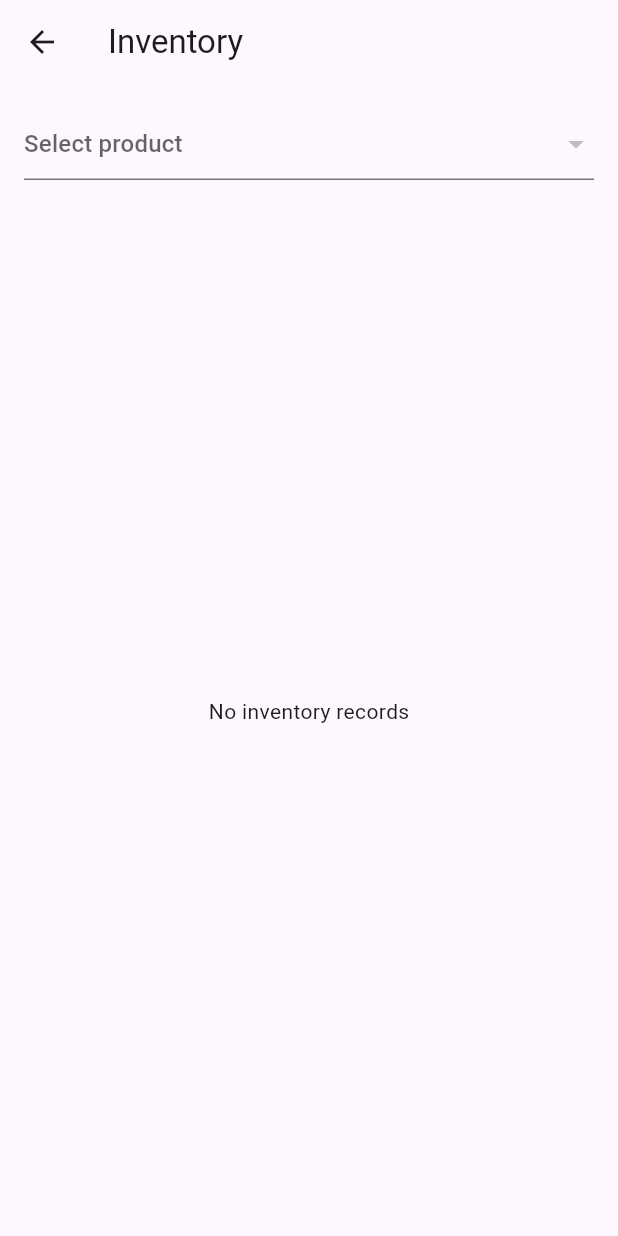
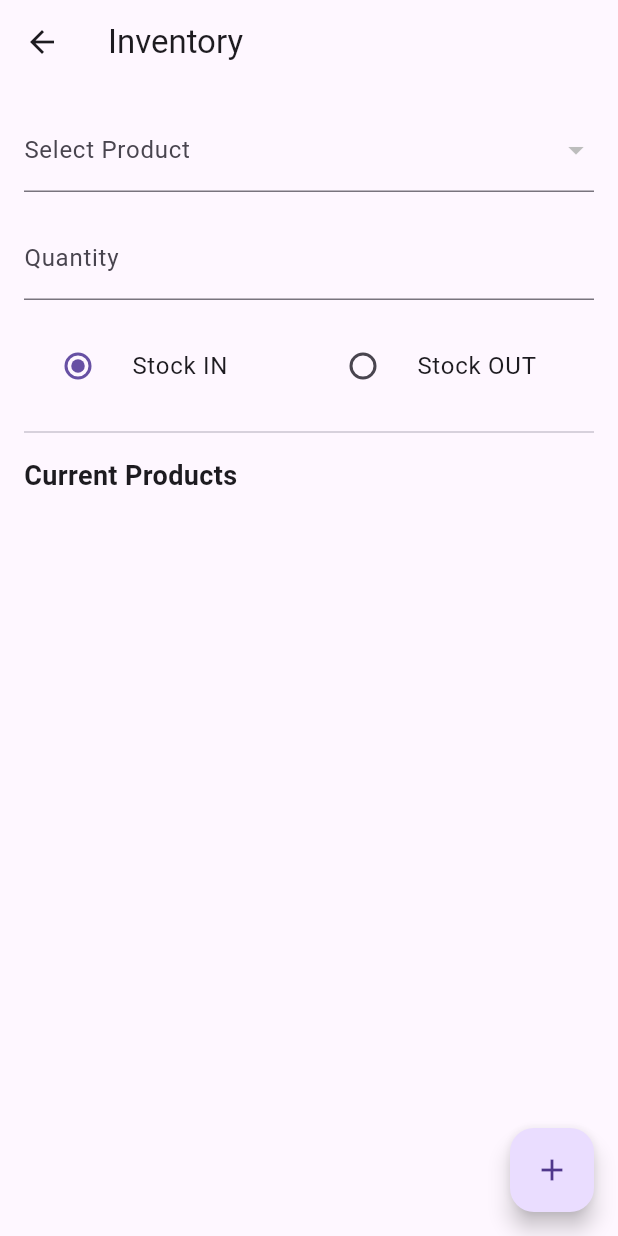
Before and after one commit to Mounika-S-S/hypermarket_erp, a Flutter app: the InventoryScreen screen opened directly, on a phone screen of 412 x 824 dp. Run offline on Flutter 3.47's test engine with Material 3 defaults, Android fonts, the phone set to English and light mode, and no system bars; our stand-ins replace sqflite; accounts and stored records are empty.

Commit message:
sales and inventory

```diff
--- a/lib/db/database_helper.dart
+++ b/lib/db/database_helper.dart
@@ -111,4 +111,10 @@ class DatabaseHelper {
         .map((e) => InventoryTransaction.fromMap(e))
         .toList();
   }
+  Future<void> insertInventoryTransaction(
+    InventoryTransaction transaction) async {
+  final db = await database;
+  await db.insert('inventory_transactions', transaction.toMap());
 }
+
+}
--- a/lib/screens/inventory_screen.dart
+++ b/lib/screens/inventory_screen.dart
@@ -1,5 +1,4 @@
 import 'package:flutter/material.dart';
-
 import '../db/database_helper.dart';
 import '../models/product.dart';
 import '../models/inventory_transaction.dart';
@@ -12,9 +11,11 @@ class InventoryScreen extends StatefulWidget {
 }
 
 class _InventoryScreenState extends State<InventoryScreen> {
+  final _qtyController = TextEditingController();
+
   List<Product> products = [];
-  Product? selectedProduct;
-  List<InventoryTransaction> transactions = [];
+  int? selectedProductId;
+  String transactionType = "IN"; // IN or OUT
 
   @override
   void initState() {
@@ -24,80 +25,157 @@ class _InventoryScreenState extends State<InventoryScreen> {
 
   Future<void> loadProducts() async {
     final data = await DatabaseHelper.instance.getProducts();
-    setState(() => products = data);
+    setState(() {
+      products = data;
+      if (products.isNotEmpty) {
+        selectedProductId ??= products.first.id;
+      }
+    });
   }
 
-  Future<void> loadTransactions(int productId) async {
-    final data = await DatabaseHelper.instance
-        .getTransactionsByProduct(productId);
-    setState(() => transactions = data);
+  Future<void> submitInventory() async {
+    if (selectedProductId == null || _qtyController.text.isEmpty) return;
+
+    final qty = int.parse(_qtyController.text);
+
+    final product =
+        products.firstWhere((p) => p.id == selectedProductId);
+
+    if (transactionType == "OUT" && product.stock < qty) {
+  ScaffoldMessenger.of(context).showSnackBar(
+    const SnackBar(
+      content: Text("Insufficient stock"),
+      backgroundColor: Colors.red,
+    ),
+  );
+  return;
+}
+
+final newStock =
+    transactionType == "IN" ? product.stock + qty : product.stock - qty;
+
+
+    // Update product stock
+    final updatedProduct = Product(
+      id: product.id,
+      name: product.name,
+      price: product.price,
+      stock: newStock,
+    );
+
+    await DatabaseHelper.instance.updateProduct(updatedProduct);
+
+    // Record inventory transaction
+    await DatabaseHelper.instance.insertInventoryTransaction(
+      InventoryTransaction(
+        productId: product.id!,
+        type: transactionType,
+        quantity: qty,
+        createdAt: DateTime.now().toIso8601String(),
+      ),
+    );
+
+    _qtyController.clear();
+    await loadProducts();
+
+    if (!mounted) return;
+    ScaffoldMessenger.of(context).showSnackBar(
+      const SnackBar(content: Text("Inventory updated")),
+    );
   }
 
   @override
   Widget build(BuildContext context) {
     return Scaffold(
       appBar: AppBar(title: const Text("Inventory")),
+      floatingActionButton: FloatingActionButton(
+        onPressed: submitInventory,
+        child: const Icon(Icons.add),
+      ),
       body: Padding(
         padding: const EdgeInsets.all(16),
+        child: SingleChildScrollView(
           child: Column(
+            crossAxisAlignment: CrossAxisAlignment.start,
             children: [
-            /// Product selector
-            DropdownButtonFormField<Product>(
-              hint: const Text("Select product"),
-              items: products
-                  .map(
-                    (p) => DropdownMenuItem(
-                      value: p,
-                      child: Text(
-                        "${p.name} (Stock: ${p.stock})",
-                      ),
-                    ),
-                  )
-                  .toList(),
+              // Product dropdown
+              DropdownButtonFormField<int>(
+                value: selectedProductId,
+                decoration:
+                    const InputDecoration(labelText: "Select Product"),
+                items: products.map((p) {
+                  return DropdownMenuItem<int>(
+                    value: p.id,
+                    child: Text("${p.name} (Stock: ${p.stock})"),
+                  );
+                }).toList(),
                 onChanged: (value) {
                   setState(() {
-                  selectedProduct = value;
-                  transactions.clear();
+                    selectedProductId = value;
                   });
-                if (value != null) {
-                  loadTransactions(value.id!);
-                }
                 },
               ),
 
-            const SizedBox(height: 20),
+              const SizedBox(height: 16),
 
-            /// Inventory history
+              // Quantity
+              TextField(
+                controller: _qtyController,
+                keyboardType: TextInputType.number,
+                decoration:
+                    const InputDecoration(labelText: "Quantity"),
+              ),
+
+              const SizedBox(height: 16),
+
+              // IN / OUT selector
+              Row(
+                children: [
                   Expanded(
-              child: transactions.isEmpty
-                  ? const Center(
-                      child: Text("No inventory records"),
-                    )
-                  : ListView.builder(
-                      itemCount: transactions.length,
-                      itemBuilder: (context, index) {
-                        final t = transactions[index];
-                        return Card(
-                          child: ListTile(
-                            leading: Icon(
-                              t.type == "IN"
-                                  ? Icons.add
-                                  : Icons.remove,
-                              color: t.type == "IN"
-                                  ? Colors.green
-                                  : Colors.red,
+                    child: RadioListTile<String>(
+                      title: const Text("Stock IN"),
+                      value: "IN",
+                      groupValue: transactionType,
+                      onChanged: (v) {
+                        setState(() => transactionType = v!);
+                      },
                     ),
-                            title: Text(
-                              "${t.type} : ${t.quantity}",
                   ),
-                            subtitle: Text(t.createdAt),
-                          ),
-                        );
+                  Expanded(
+                    child: RadioListTile<String>(
+                      title: const Text("Stock OUT"),
+                      value: "OUT",
+                      groupValue: transactionType,
+                      onChanged: (v) {
+                        setState(() => transactionType = v!);
                       },
                     ),
                   ),
                 ],
               ),
+
+              const Divider(height: 32),
+
+              const Text(
+                "Current Products",
+                style: TextStyle(fontSize: 18, fontWeight: FontWeight.bold),
+              ),
+
+              const SizedBox(height: 8),
+
+              ...products.map(
+                (p) => Card(
+                  child: ListTile(
+                    title: Text(p.name),
+                    subtitle: Text(
+                      "Price: ₹${p.price} | Stock: ${p.stock}",
+                    ),
+                  ),
+                ),
+              ),
+            ],
+          ),
+        ),
       ),
     );
   }
--- a/lib/screens/sales_screen.dart
+++ b/lib/screens/sales_screen.dart
@@ -31,13 +31,25 @@ class _SalesScreenState extends State<SalesScreen> {
  Future<void> submitSale() async {
   if (selectedProduct == null) return;
 
-    final qty = int.parse(qtyController.text);
+  final qty = int.tryParse(qtyController.text) ?? 0;
+  if (qty <= 0) return;
+
+  // 🚫 Prevent negative stock
+  if (qty > selectedProduct!.stock) {
+    ScaffoldMessenger.of(context).showSnackBar(
+      const SnackBar(
+        content: Text("Insufficient stock"),
+        backgroundColor: Colors.red,
+      ),
+    );
+    return;
+  }
 
   // Reduce stock
   selectedProduct!.stock -= qty;
   await DatabaseHelper.instance.updateProduct(selectedProduct!);
 
-    // Insert sale
+  // Record sale
   await DatabaseHelper.instance.insertSale(
     Sale(
       productId: selectedProduct!.id!,
@@ -50,6 +62,7 @@ class _SalesScreenState extends State<SalesScreen> {
 
   Navigator.pop(context);
 }
+
 
   @override
   Widget build(BuildContext context) {
```
Also changed, not shown: lib/screens/home_screen.dart (+9 -0 lines). Lines whose indentation alone changed are shown as unchanged.
